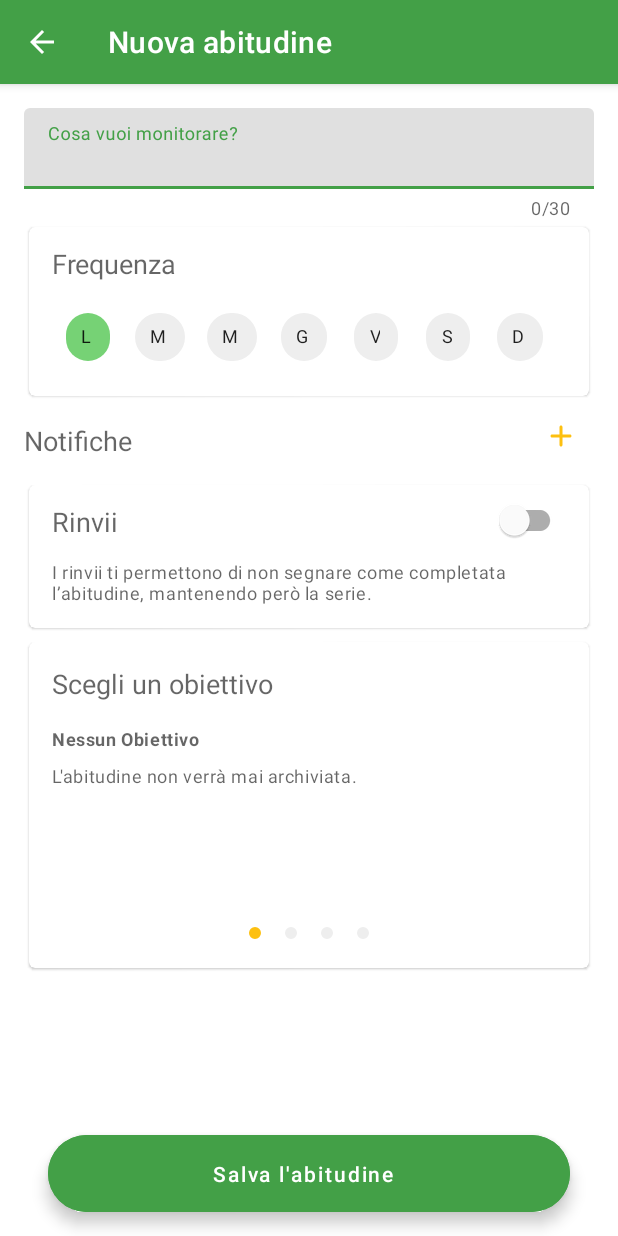
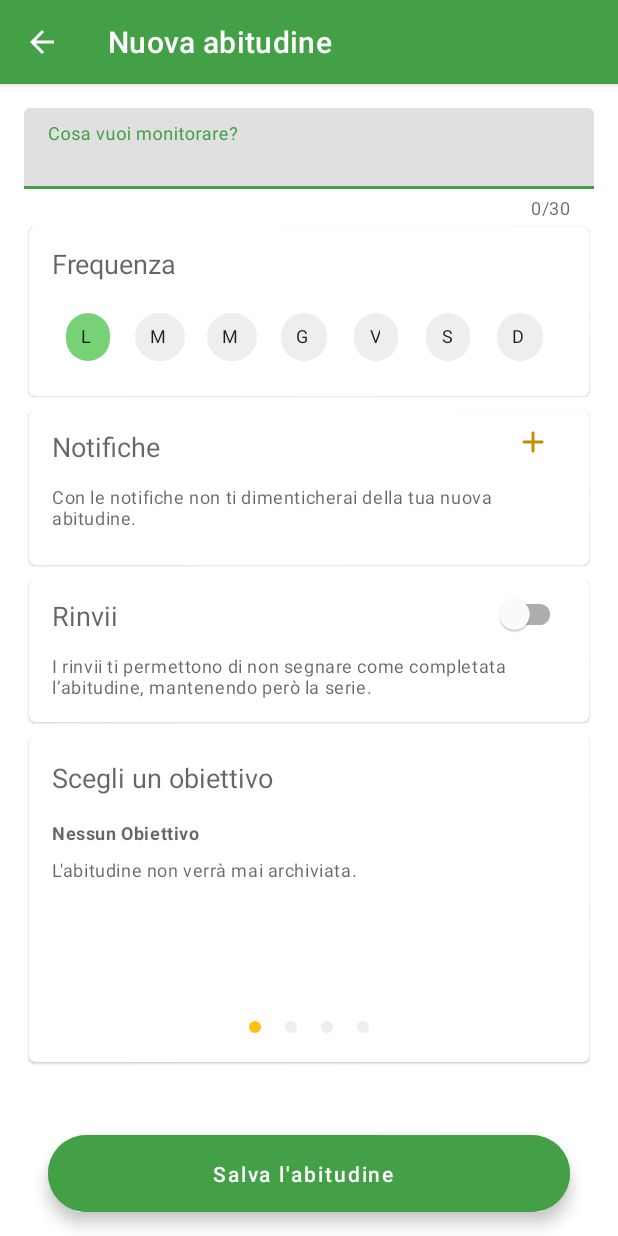
Before and after one commit to Juuzen/Sprout, an Android app: the RemindersFragment screen opened directly, with no data from a screen before it, after a tap on "Elimina", on a phone screen of 412 x 824 dp. Run offline under Robolectric (Android 15) with nearby library versions, the phone set to English and light mode, and no system bars; libraries missing offline, so code that uses them is left out: com.shawnlin.numberpicker; plain views replace NumberPicker; 1 statement that could not run was skipped; 2 other taps on this screen came first.

Commit message:
Reminder fragment can save its state

```diff
--- a/app/src/main/java/com/hcifedii/sprout/adapter/RemindersAdapter.java
+++ b/app/src/main/java/com/hcifedii/sprout/adapter/RemindersAdapter.java
@@ -226,8 +226,12 @@ public class RemindersAdapter
             // Set up delete button
             deleteButton.setOnClickListener(deleteView -> {
 
-                reminders.remove(getAdapterPosition());
-                notifyItemRemoved(getAdapterPosition());
+                int position = getAdapterPosition();
+
+                if (position != RecyclerView.NO_POSITION) {
+                    reminders.remove(position);
+                    notifyItemRemoved(position);
+                }
             });
 
             // Set up pause button
@@ -235,11 +239,13 @@ public class RemindersAdapter
 
                 int position = getAdapterPosition();
                 // Save the new state inside the reminder list
-                Reminder reminder = reminders.get(position);
-                boolean isPaused = !reminder.isPaused();
+                if (position != RecyclerView.NO_POSITION) {
+                    Reminder reminder = reminders.get(position);
+                    boolean isPaused = !reminder.isPaused();
 
-                reminder.setPaused(isPaused);
-                notifyItemChanged(position);
+                    reminder.setPaused(isPaused);
+                    notifyItemChanged(position);
+                }
             });
 
         }
--- a/app/src/main/java/com/hcifedii/sprout/fragment/RemindersFragment.java
+++ b/app/src/main/java/com/hcifedii/sprout/fragment/RemindersFragment.java
@@ -2,6 +2,8 @@ package com.hcifedii.sprout.fragment;
 
 import android.os.Bundle;
 
+import androidx.annotation.NonNull;
+import androidx.annotation.Nullable;
 import androidx.fragment.app.Fragment;
 import androidx.recyclerview.widget.LinearLayoutManager;
 import androidx.recyclerview.widget.RecyclerView;
@@ -13,15 +15,44 @@ import android.widget.ImageButton;
 
 import com.hcifedii.sprout.R;
 import com.hcifedii.sprout.adapter.RemindersAdapter;
+import com.hcifedii.sprout.adapter.RemindersAdapter.Reminder;
 
+import java.io.Serializable;
 import java.util.ArrayList;
 import java.util.List;
 
 public class RemindersFragment extends Fragment {
 
-    List<RemindersAdapter.Reminder> reminders;
+    private List<Reminder> reminderList = new ArrayList<>();
+
+    private static final String REMINDERS_LIST_KEY = "reminders_list";
+
 
     public RemindersFragment() {
+    }
+
+    @Override
+    public void onActivityCreated(@Nullable Bundle savedInstanceState) {
+        super.onActivityCreated(savedInstanceState);
+
+        if (savedInstanceState != null) {
+
+            Serializable serializable = savedInstanceState.getSerializable(REMINDERS_LIST_KEY);
+
+            if (serializable instanceof List) {
+
+                List<? extends Reminder> savedReminders = (List<? extends Reminder>) serializable;
+                reminderList.addAll(savedReminders);
+            }
+        }
+    }
+
+    @Override
+    public void onSaveInstanceState(@NonNull Bundle outState) {
+        super.onSaveInstanceState(outState);
+
+        if (reminderList.size() > 0)
+            outState.putSerializable(REMINDERS_LIST_KEY, (Serializable) reminderList);
     }
 
     @Override
@@ -34,21 +65,18 @@ public class RemindersFragment extends Fragment {
 
         View view = inflater.inflate(R.layout.fragment_reminders, container, false);
 
-        // Set up the the arrayList that holds the list of reminders
-        reminders = new ArrayList<>();
-
         // Set up the RecyclerView with the layout manager and the adapter
         RecyclerView remindersRecyclerView = view.findViewById(R.id.remindersRecyclerView);
         remindersRecyclerView.setLayoutManager(new LinearLayoutManager(view.getContext()));
 
-        RemindersAdapter remindersAdapter = new RemindersAdapter(reminders);
+        RemindersAdapter remindersAdapter = new RemindersAdapter(reminderList);
         remindersRecyclerView.setAdapter(remindersAdapter);
 
         // Set up the + button with a click listener
         ImageButton addButton = view.findViewById(R.id.addReminder);
         addButton.setOnClickListener(addButtonView -> {
 
-            reminders.add(new RemindersAdapter.Reminder(12, 0));
+            reminderList.add(new Reminder(12, 0));
             remindersAdapter.notifyDataSetChanged();
 
         });
@@ -56,9 +84,8 @@ public class RemindersFragment extends Fragment {
         return view;
     }
 
-    public List<RemindersAdapter.Reminder> getReminders() {
-        return reminders;
+    public List<Reminder> getReminderList() {
+        return reminderList;
     }
 
-
 }
--- a/app/src/main/res/layout/fragment_reminders.xml
+++ b/app/src/main/res/layout/fragment_reminders.xml
@@ -1,12 +1,17 @@
 <?xml version="1.0" encoding="utf-8"?>
-<LinearLayout xmlns:android="http://schemas.android.com/apk/res/android"
-    xmlns:tools="http://schemas.android.com/tools"
+<com.google.android.material.card.MaterialCardView xmlns:android="http://schemas.android.com/apk/res/android"
     xmlns:app="http://schemas.android.com/apk/res-auto"
     android:layout_width="match_parent"
     android:layout_height="wrap_content"
-    android:orientation="vertical">
+    app:cardUseCompatPadding="true">
 
-
+    <LinearLayout
+        android:layout_width="match_parent"
+        android:layout_height="wrap_content"
+        android:orientation="vertical"
+        android:paddingLeft="16dp"
+        android:paddingRight="16dp"
+        android:paddingBottom="16dp">
 
         <LinearLayout
             android:layout_width="match_parent"
@@ -16,7 +21,7 @@
 
             <TextView
                 style="@style/SproutTitleHorizontal"
-            android:text="@string/notifyContentDescription" />
+                android:text="@string/reminder_title_string" />
 
             <ImageButton
                 android:id="@+id/addReminder"
@@ -25,19 +30,27 @@
                 android:layout_gravity="end"
 
                 android:background="?attr/selectableItemBackground"
+                android:contentDescription="@string/add_reminder_button_content_description"
                 android:padding="10dp"
-            android:contentDescription="@string/addReminderContentDescription"
                 android:src="@drawable/ic_add_24"
-            android:tint="@color/secondaryColor" />
+                android:tint="@color/secondaryDarkColor" />
 
         </LinearLayout>
+
+        <TextView
+            style="@style/SproutInfo"
+            android:layout_width="match_parent"
+            android:layout_height="wrap_content"
+            android:layout_marginBottom="8dp"
+            android:text="@string/reminder_info_string" />
 
         <androidx.recyclerview.widget.RecyclerView
             android:id="@+id/remindersRecyclerView"
             android:layout_width="match_parent"
             android:layout_height="wrap_content"
-
             android:clickable="true"
             android:focusable="true" />
 
     </LinearLayout>
+
+</com.google.android.material.card.MaterialCardView>
--- a/app/src/main/res/layout/fragment_snooze.xml
+++ b/app/src/main/res/layout/fragment_snooze.xml
@@ -9,8 +9,8 @@
         android:layout_width="match_parent"
         android:layout_height="wrap_content"
         android:orientation="vertical"
-        android:paddingRight="16dp"
-        android:paddingLeft="16dp">
+        android:paddingLeft="16dp"
+        android:paddingRight="16dp">
 
         <LinearLayout
             android:layout_width="match_parent"
@@ -31,8 +31,8 @@
 
         <TextView
             style="@style/SproutInfo"
-            android:text="@string/snoozeInfoString"
-            android:layout_marginBottom="16dp"/>
+            android:layout_marginBottom="16dp"
+            android:text="@string/snoozeInfoString" />
 
         <LinearLayout
             android:id="@+id/snoozePickerContainer"
@@ -43,12 +43,12 @@
             android:visibility="gone">
 
             <TextView
+                style="@style/SproutBoldSubtitle"
                 android:layout_width="0dp"
                 android:layout_height="wrap_content"
                 android:layout_weight="1"
-                style="@style/SproutBoldSubtitle"
                 android:text="@string/maxSnoozesString"
-                android:textStyle="bold"/>
+                android:textStyle="bold" />
 
             <com.shawnlin.numberpicker.NumberPicker
                 android:id="@+id/snoozePicker"
@@ -56,8 +56,7 @@
 
                 app:np_max="4"
                 app:np_min="1"
-                app:np_value="2"
-                app:np_wheelItemCount="3" />
+                app:np_value="2" />
 
         </LinearLayout>
 
--- a/app/src/main/res/values/strings.xml
+++ b/app/src/main/res/values/strings.xml
@@ -46,8 +46,8 @@
 
     <string name="deleteContentDescription">Elimina</string>
     <string name="pauseContentDescription">Metti in pausa</string>
-    <string name="addReminderContentDescription">Aggiungi un promemoria</string>
-    <string name="notifyContentDescription">Notifiche</string>
+    <string name="add_reminder_button_content_description">Aggiungi un promemoria</string>
+    <string name="reminder_title_string">Notifiche</string>
 
     <string name="emptyMainActivityMessage">
         Non hai inserito ancora nessuna abitudine! Crearne una
@@ -82,5 +82,6 @@
     <string name="hello_blank_fragment">Hello blank fragment</string>
     <string name="datePickerString">Seleziona una data</string>
     <string name="goal_button_picker_string">Aggiungi una data</string>
+    <string name="reminder_info_string">Con le notifiche non ti dimenticherai della tua nuova abitudine.</string>
 
 </resources>
```
Also changed, not shown: app/src/main/res/layout/fragment_reminders_item.xml (+11 -5 lines). Lines whose indentation alone changed are shown as unchanged.
